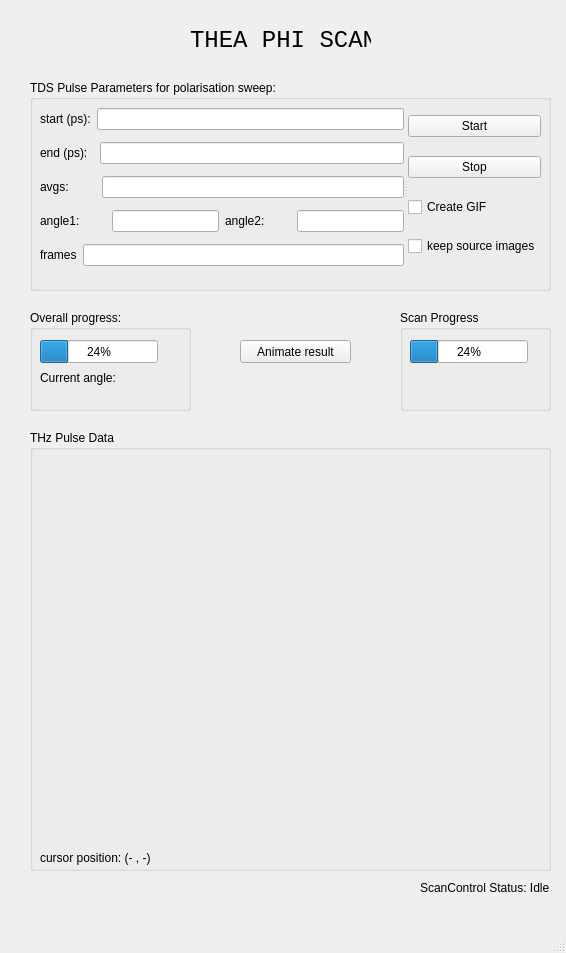
Srinivas-Ganti/TQC, file View/Designer/polSweepUI.ui: the form before one commit.
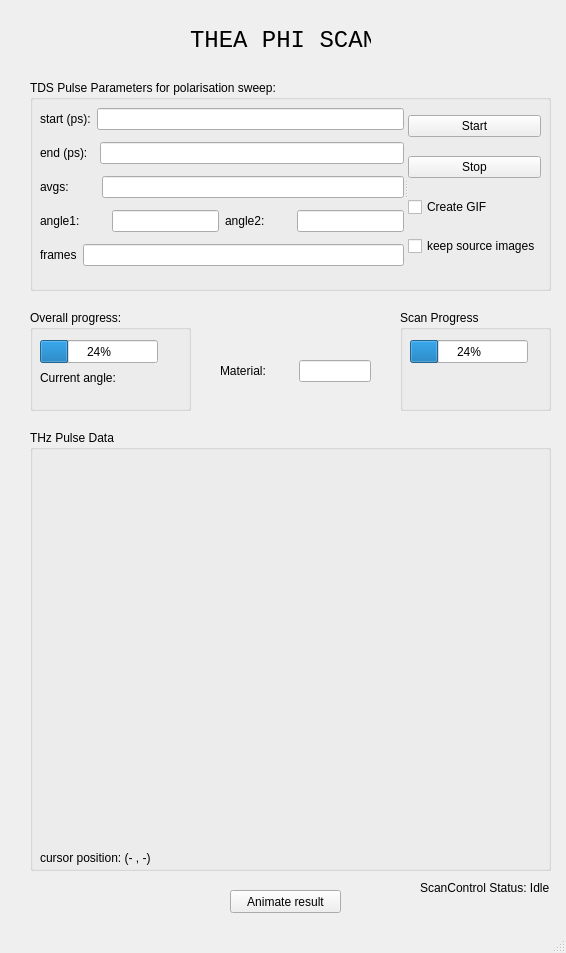
The form after the commit. Custom widgets are drawn as their Qt base class.

```diff
--- a/View/Designer/polSweepUI.ui
+++ b/View/Designer/polSweepUI.ui
@@ -272,8 +272,8 @@
    <widget class="QPushButton" name="btnAnimateResult">
     <property name="geometry">
      <rect>
-      <x>240</x>
-      <y>340</y>
+      <x>230</x>
+      <y>890</y>
       <width>111</width>
       <height>23</height>
      </rect>
@@ -308,6 +308,28 @@
      </property>
     </widget>
    </widget>
+   <widget class="QWidget" name="layoutWidget_3">
+    <property name="geometry">
+     <rect>
+      <x>220</x>
+      <y>360</y>
+      <width>151</width>
+      <height>22</height>
+     </rect>
+    </property>
+    <layout class="QHBoxLayout" name="horizontalLayout_6">
+     <item>
+      <widget class="QLabel" name="lblMaterial">
+       <property name="text">
+        <string>Material:        </string>
+       </property>
+      </widget>
+     </item>
+     <item>
+      <widget class="QLineEdit" name="lEditMaterial"/>
+     </item>
+    </layout>
+   </widget>
   </widget>
   <widget class="QStatusBar" name="statusbar"/>
  </widget>
```
